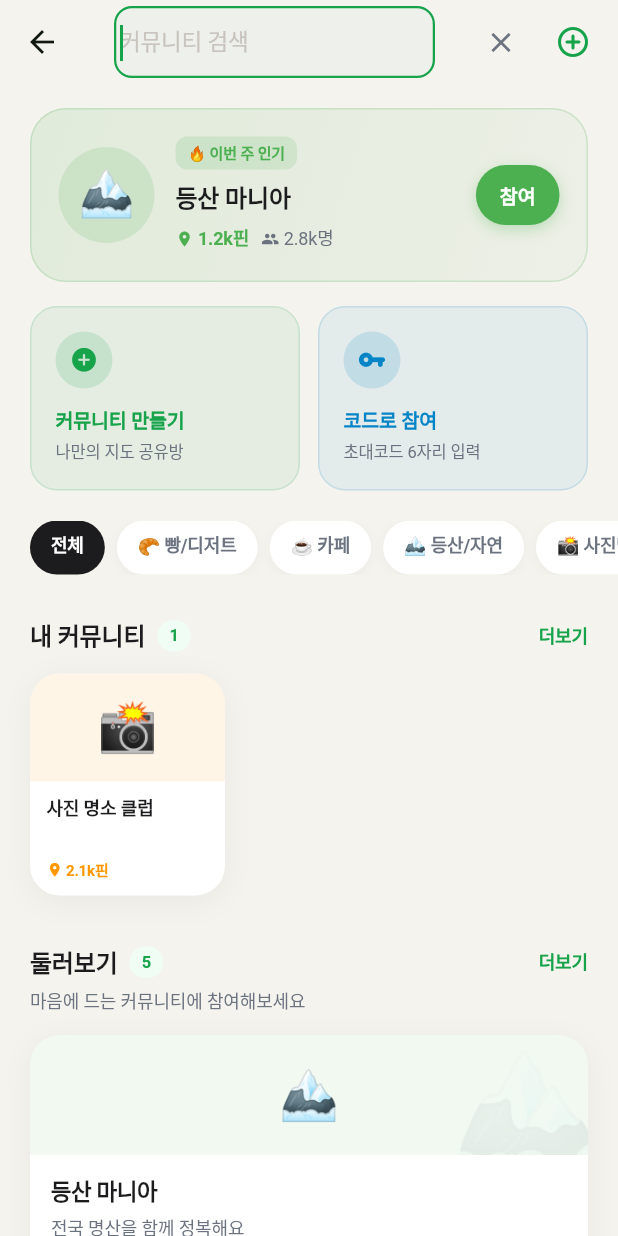
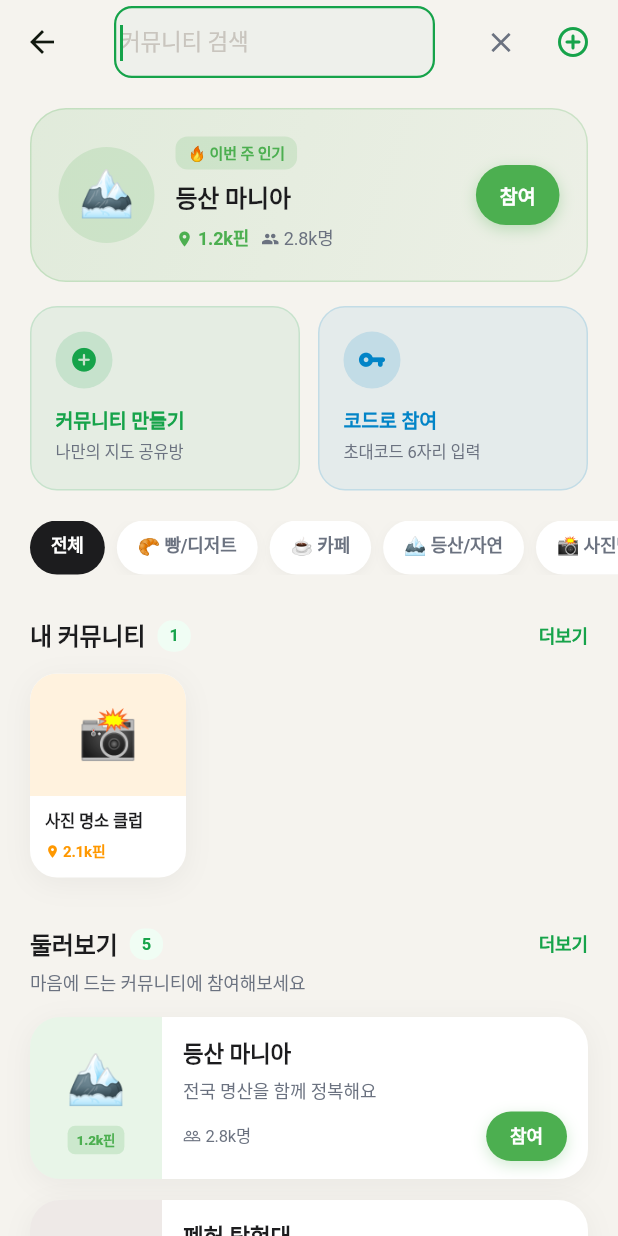
Before and after one commit to hee-99/pinspot, a Flutter app: the CommunityScreen screen opened directly, after a tap on the "search" icon, after a tap on "참여", on a phone screen of 412 x 824 dp. Run offline on Flutter 3.47's test engine with Material 3 defaults, Android fonts, the phone set to English and light mode, and no system bars; our stand-ins replace geolocator, google_maps_flutter, google_sign_in, image_picker, permission_handler, share_plus and 2 more; missing offline and left inert: exif, flutter_naver_login, kakao_flutter_sdk_user; accounts and stored records are empty.

Commit message:
design: 피드·커뮤니티 차별화 — 히어로 카드 + 좌측 컬러 패널
- 피드: 첫 번째 지도를 풀와이드 히어로 카드로 강조 (이번 주 픽)
  나머지는 기존 2열 그리드 유지 → 편집 매거진 스타일
- 커뮤니티 둘러보기 카드: 상단 이모지 배너 → 좌측 컬러 패널 (88px)
  + 우측 이름/설명/멤버수/참여 버튼 → Discord 서버 디렉토리 스타일
- 내 커뮤니티 카드: 워크스페이스 아이콘 스타일로 변경
- _communityBannerContent 헬퍼 제거 (미사용)

Co-Authored-By: Claude Sonnet 4.6 <noreply@anthropic.com>

```diff
--- a/lib/features/community/screens/community_screen.dart
+++ b/lib/features/community/screens/community_screen.dart
@@ -276,12 +276,12 @@ class _CommunityScreenState extends State<CommunityScreen> {
               _sectionHeader('내 커뮤니티', _joined.length),
               SliverToBoxAdapter(
                 child: SizedBox(
-                  height: 156,
+                  height: 144,
                   child: ListView.separated(
                     scrollDirection: Axis.horizontal,
                     padding: const EdgeInsets.fromLTRB(20, 0, 20, 8),
                     itemCount: _joined.length,
-                    separatorBuilder: (_, __) => const SizedBox(width: 12),
+                    separatorBuilder: (_, __) => const SizedBox(width: 10),
                     itemBuilder: (_, i) => _JoinedCard(community: _joined[i], onTap: () => _openDetail(_joined[i])),
                   ),
                 ),
@@ -455,7 +455,7 @@ class _QuickActionCard extends StatelessWidget {
   }
 }
 
-// ─── 내 커뮤니티 가로 카드 ────────────────────────────────────────────────────
+// ─── 내 커뮤니티 가로 카드 (워크스페이스 아이콘 스타일) ─────────────────────
 class _JoinedCard extends StatelessWidget {
   final CommunityModel community;
   final VoidCallback onTap;
@@ -467,32 +467,41 @@ class _JoinedCard extends StatelessWidget {
     return GestureDetector(
       onTap: onTap,
       child: Container(
-        width: 130,
-        decoration: _cardDeco(radius: 20),
+        width: 104,
+        decoration: _cardDeco(radius: 18),
         clipBehavior: Clip.antiAlias,
-        child: Column(crossAxisAlignment: CrossAxisAlignment.start, children: [
-          // 이모지 배너
-          Container(
-            height: 72,
+        child: Column(children: [
+          // 상단: 컬러 배경 + 큰 이모지
+          Expanded(
+            flex: 3,
+            child: Container(
               width: double.infinity,
               decoration: BoxDecoration(
-              color: color.withValues(alpha: 0.1),
+                color: color.withValues(alpha: 0.13),
+                borderRadius: const BorderRadius.vertical(top: Radius.circular(18)),
               ),
-            child: _communityBannerContent(community, color),
+              child: community.imagePath != null && !kIsWeb
+                  ? Image.file(File(community.imagePath!), fit: BoxFit.cover,
+                      errorBuilder: (_, __, ___) =>
+                          Center(child: Text(community.emoji, style: const TextStyle(fontSize: 30))))
+                  : Center(child: Text(community.emoji, style: const TextStyle(fontSize: 32))),
             ),
-          // 정보
+          ),
+          // 하단: 이름 + 핀수
           Expanded(
+            flex: 2,
             child: Padding(
-              padding: const EdgeInsets.fromLTRB(11, 9, 11, 9),
+              padding: const EdgeInsets.fromLTRB(10, 8, 10, 9),
               child: Column(crossAxisAlignment: CrossAxisAlignment.start, children: [
                 Text(community.name,
-                    style: const TextStyle(fontSize: 12, fontWeight: FontWeight.w700, color: _kText1, height: 1.3),
-                    maxLines: 2, overflow: TextOverflow.ellipsis),
-                const Spacer(),
+                    style: const TextStyle(fontSize: 11, fontWeight: FontWeight.w700, color: _kText1),
+                    maxLines: 1, overflow: TextOverflow.ellipsis),
+                const SizedBox(height: 3),
                 Row(children: [
-                  Icon(Icons.location_on, size: 11, color: color),
+                  Icon(Icons.location_on, size: 10, color: color),
                   const SizedBox(width: 2),
-                  Text('${_fmt(community.pinCount)}핀', style: TextStyle(fontSize: 10, color: color, fontWeight: FontWeight.w600)),
+                  Text('${_fmt(community.pinCount)}핀',
+                      style: TextStyle(fontSize: 10, color: color, fontWeight: FontWeight.w600)),
                 ]),
               ]),
             ),
@@ -503,7 +512,7 @@ class _JoinedCard extends StatelessWidget {
   }
 }
 
-// ─── 둘러보기 카드 ────────────────────────────────────────────────────────────
+// ─── 둘러보기 카드 (좌측 컬러 패널 스타일) ───────────────────────────────────
 class _ExploreCard extends StatelessWidget {
   final CommunityModel community;
   final VoidCallback onTap;
@@ -516,58 +525,70 @@ class _ExploreCard extends StatelessWidget {
     return GestureDetector(
       onTap: onTap,
       child: Container(
+        height: 108,
         decoration: _cardDeco(),
         clipBehavior: Clip.antiAlias,
-        child: Column(crossAxisAlignment: CrossAxisAlignment.start, children: [
-          // 이모지 배너 (라이트 배경)
+        child: Row(children: [
+          // 좌측: 컬러 패널
           Container(
-            height: 80,
-            width: double.infinity,
-            decoration: BoxDecoration(color: color.withValues(alpha: 0.08)),
-            child: Stack(children: [
-              Positioned(
-                right: -8, top: -8,
-                child: Opacity(opacity: 0.08, child: Text(community.emoji, style: const TextStyle(fontSize: 80))),
+            width: 88,
+            color: color.withValues(alpha: 0.13),
+            child: Column(mainAxisAlignment: MainAxisAlignment.center, children: [
+              community.imagePath != null && !kIsWeb
+                  ? ClipRRect(
+                      borderRadius: BorderRadius.circular(12),
+                      child: Image.file(File(community.imagePath!), width: 44, height: 44, fit: BoxFit.cover,
+                          errorBuilder: (_, __, ___) => Text(community.emoji, style: const TextStyle(fontSize: 30))))
+                  : Text(community.emoji, style: const TextStyle(fontSize: 32)),
+              const SizedBox(height: 6),
+              Container(
+                padding: const EdgeInsets.symmetric(horizontal: 6, vertical: 2),
+                decoration: BoxDecoration(
+                  color: color.withValues(alpha: 0.18),
+                  borderRadius: BorderRadius.circular(5),
                 ),
-              Center(child: _communityBannerContent(community, color)),
+                child: Text('${_fmt(community.pinCount)}핀',
+                    style: TextStyle(fontSize: 9, fontWeight: FontWeight.w800, color: color)),
+              ),
             ]),
           ),
-          // 정보 영역
-          Padding(
-            padding: const EdgeInsets.fromLTRB(14, 12, 14, 14),
+          // 우측: 정보
+          Expanded(
+            child: Padding(
+              padding: const EdgeInsets.fromLTRB(14, 12, 14, 12),
               child: Column(crossAxisAlignment: CrossAxisAlignment.start, children: [
-              Text(community.name, style: const TextStyle(fontSize: 15, fontWeight: FontWeight.w800, color: _kText1, letterSpacing: -0.3)),
-              const SizedBox(height: 3),
-              Text(community.description, style: const TextStyle(fontSize: 12, color: _kText2), maxLines: 1, overflow: TextOverflow.ellipsis),
-              const SizedBox(height: 10),
                 Row(children: [
-                // 핀 수 뱃지
+                  Expanded(
+                    child: Text(community.name,
+                        style: const TextStyle(fontSize: 15, fontWeight: FontWeight.w800, color: _kText1),
+                        maxLines: 1, overflow: TextOverflow.ellipsis),
+                  ),
+                  if (community.isPrivate)
                     Container(
-                  padding: const EdgeInsets.symmetric(horizontal: 8, vertical: 4),
-                  decoration: BoxDecoration(color: color.withValues(alpha: 0.1), borderRadius: BorderRadius.circular(8)),
-                  child: Row(mainAxisSize: MainAxisSize.min, children: [
-                    Icon(Icons.location_on, size: 11, color: color),
-                    const SizedBox(width: 3),
-                    Text('${_fmt(community.pinCount)}핀', style: TextStyle(fontSize: 11, color: color, fontWeight: FontWeight.w700)),
-                  ]),
+                      margin: const EdgeInsets.only(left: 6),
+                      padding: const EdgeInsets.symmetric(horizontal: 6, vertical: 2),
+                      decoration: BoxDecoration(
+                        color: const Color(0xFFF59E0B).withValues(alpha: 0.12),
+                        borderRadius: BorderRadius.circular(5),
                       ),
-                const SizedBox(width: 8),
-                Icon(Icons.people_outline, size: 13, color: _kText2),
-                const SizedBox(width: 3),
-                Text(_fmt(community.memberCount), style: const TextStyle(fontSize: 11, color: _kText2)),
-                if (community.isPrivate) ...[
-                  const SizedBox(width: 8),
-                  Container(
-                    padding: const EdgeInsets.symmetric(horizontal: 6, vertical: 3),
-                    decoration: BoxDecoration(color: const Color(0xFFF59E0B).withValues(alpha: 0.1), borderRadius: BorderRadius.circular(6)),
                       child: const Text('비공개', style: TextStyle(fontSize: 9, fontWeight: FontWeight.w700, color: Color(0xFFF59E0B))),
                     ),
-                ],
+                ]),
+                const SizedBox(height: 4),
+                Text(community.description,
+                    style: const TextStyle(fontSize: 12, color: _kText2),
+                    maxLines: 1, overflow: TextOverflow.ellipsis),
+                const Spacer(),
+                Row(children: [
+                  Icon(Icons.people_outline, size: 12, color: _kText2),
+                  const SizedBox(width: 3),
+                  Text('${_fmt(community.memberCount)}명',
+                      style: const TextStyle(fontSize: 11, color: _kText2)),
                   const Spacer(),
                   GestureDetector(
                     onTap: onJoin,
                     child: Container(
-                    padding: const EdgeInsets.symmetric(horizontal: 16, vertical: 8),
+                      padding: const EdgeInsets.symmetric(horizontal: 16, vertical: 7),
                       decoration: BoxDecoration(
                         color: color,
                         borderRadius: BorderRadius.circular(20),
@@ -579,21 +600,11 @@ class _ExploreCard extends StatelessWidget {
                 ]),
               ]),
             ),
+          ),
         ]),
       ),
     );
   }
-}
-
-// ─── 커뮤니티 배너 콘텐츠 헬퍼 ───────────────────────────────────────────────
-Widget _communityBannerContent(CommunityModel community, Color color) {
-  if (community.imagePath != null && !kIsWeb) {
-    return SizedBox.expand(
-      child: Image.file(File(community.imagePath!), fit: BoxFit.cover,
-          errorBuilder: (_, __, ___) => Center(child: Text(community.emoji, style: const TextStyle(fontSize: 32)))),
-    );
-  }
-  return Center(child: Text(community.emoji, style: const TextStyle(fontSize: 32)));
 }
 
 // ─── 코드로 참여 바텀시트 ─────────────────────────────────────────────────────
```
Also changed, not shown: lib/features/feed/screens/feed_screen.dart (+88 -3 lines). Lines whose indentation alone changed are shown as unchanged.
